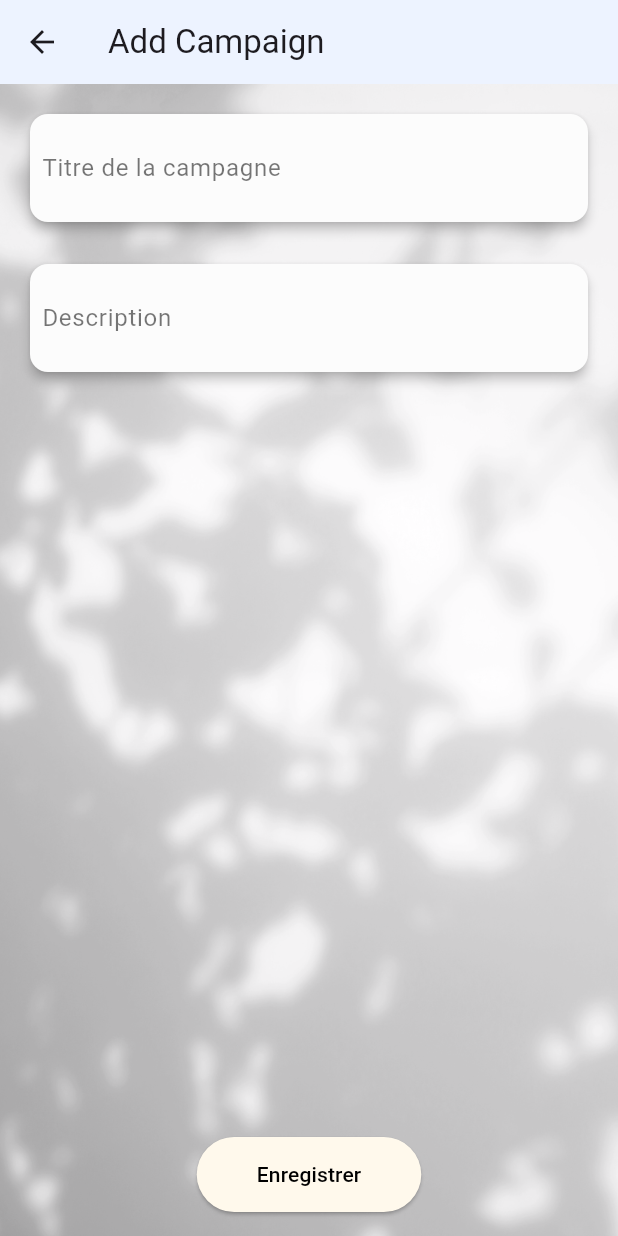
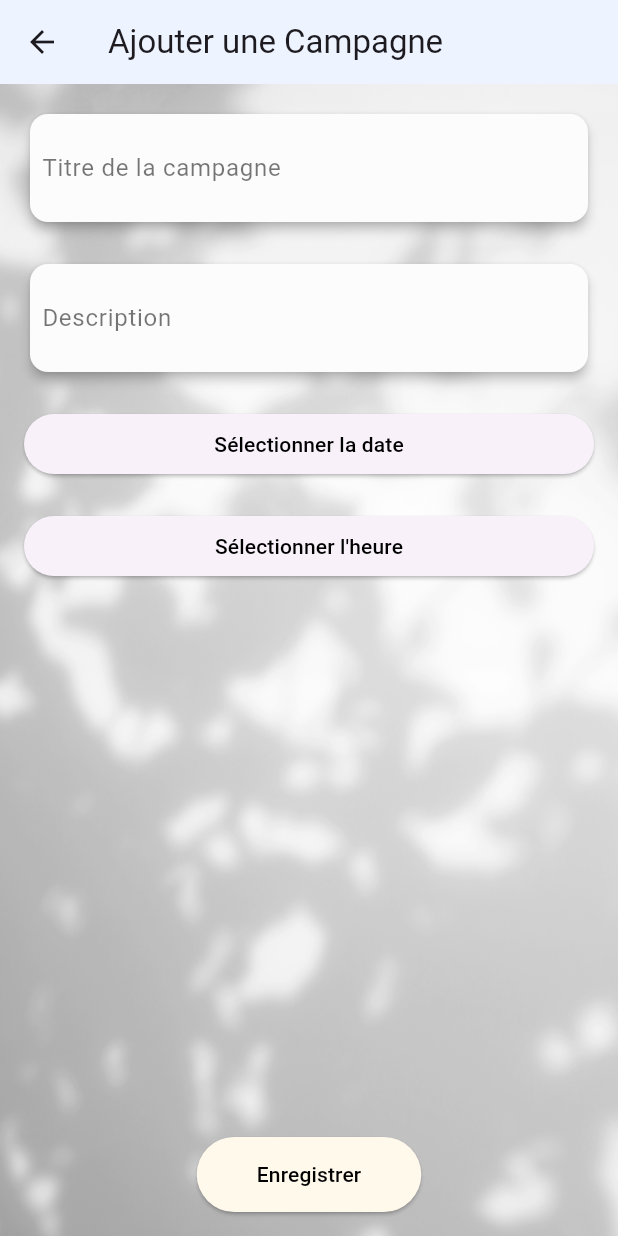
Before and after one commit to EmbeddedDungeon/Hackathon_Frontend, a Flutter app: the AddCampaign screen opened directly, on a phone screen of 412 x 824 dp. Run offline on Flutter 3.47's test engine with Material 3 defaults, Android fonts, the phone set to English and light mode, and no system bars; our stand-ins replace firebase_auth, firebase_core, flutter_compass, flutter_map, geolocator, image_picker and 1 more; missing offline and left inert: flutter_map_marker_cluster; accounts and stored records are empty.

Commit message:
add campaign date + time

```diff
--- a/lib/AddCampaignScreen.dart
+++ b/lib/AddCampaignScreen.dart
@@ -1,5 +1,5 @@
 import 'dart:convert';
-
+import 'package:intl/intl.dart';
 import 'package:atlas_of_biodiversity/ListOfCampaignsScreen.dart';
 import 'package:flutter/material.dart';
 import 'package:latlong2/latlong.dart';
@@ -29,12 +29,12 @@ class AddCampaign extends StatefulWidget {
 }
 
 class _AddCampaignState extends State<AddCampaign> {
-  DateTime selectedDate = DateTime.now();
-  TimeOfDay selectedTime = TimeOfDay.now();
+  late DateTime? selectedDate = null;
+  late TimeOfDay? selectedTime = null;
   String animalName = '';
   LatLng? selectedLocation;
   List<XFile> images = [];
-  CampaignPostDto?  _campaignPostData;
+  CampaignPostDto? _campaignPostData;
 
   @override
   void initState() {
@@ -43,73 +43,71 @@ class _AddCampaignState extends State<AddCampaign> {
 
     super.initState();
     _campaignPostData = CampaignPostDto(
-      id: 1,
       chefDeFileId: 1,
       description: 'une campagne fictive',
       titre: 'Campagne Title',
-      heureDebut: {
-        'hour': 16,
-        'minute': 55,
-        'second': 0,
-      },
-      heureFin: {
-        'hour': 22,
-        'minute': 10,
-        'second': 0,
-      },
-      dateDebut: {
-        'day': 1,
-        'month': 1,
-        'year': 2023,
-      },
-      dateFin: {
-        'day': 4,
-        'month': 12,
-        'year': 2023,
-      },
+      // heureDebut: {
+      //   'hour': 16,
+      //   'minute': 55,
+      //   'second': 0,
+      // },
+      // heureFin: {
+      //   'hour': 22,
+      //   'minute': 10,
+      //   'second': 0,
+      // },
+      // dateDebut: {
+      //   'day': 1,
+      //   'month': 1,
+      //   'year': 2023,
+      // },
+      // dateFin: {
+      //   'day': 4,
+      //   'month': 12,
+      //   'year': 2023,
+      // },
     );
   }
 
   Future<void> _selectDate(BuildContext context) async {
-    final DateTime? picked = await showDatePicker(
+    final DateTime? pickedDate = await showDatePicker(
       context: context,
-      initialDate: selectedDate,
-      firstDate: DateTime(2000),
-      lastDate: DateTime(2101),
+      initialDate: DateTime.now(),
+      // initialDate: selectedDate,
+      firstDate: DateTime(2022),
+      lastDate: DateTime(2025),
     );
 
-    if (picked != null && picked != selectedDate) {
+    if (pickedDate != null && pickedDate != selectedDate) {
       setState(() {
-        selectedDate = picked;
-      });
-    }
-
-    // if (picked != null && picked != selectedDate) {
-    //   setState(() {
-    //     selectedDate = picked;
-    //     _campaignPostData?.date = {
-    //       'day': picked.day,
-    //       'month': picked.month,
-    //       'year': picked.year,
-    //     };
-    //   });
-    // }
-  }
-
-
-  Future<void> _selectTime(BuildContext context) async {
-    final TimeOfDay? picked = await showTimePicker(
-      context: context,
-      initialTime: selectedTime,
-    );
-
-    if (picked != null && picked != selectedTime) {
-      setState(() {
-        selectedTime = picked;
+        selectedDate = pickedDate;
+        _campaignPostData?.dateDebut = {
+          'day': pickedDate.day,
+          'month': pickedDate.month,
+          'year': pickedDate.year,
+        };
       });
     }
   }
 
+  Future<void> _selectTime(BuildContext context) async {
+    final TimeOfDay? pickedTime = await showTimePicker(
+      context: context,
+      initialTime: TimeOfDay.now(),
+      // initialTime: selectedTime,
+    );
+
+    if (pickedTime != null && pickedTime != selectedTime) {
+      setState(() {
+        selectedTime = pickedTime;
+        _campaignPostData?.heureDebut = {
+          'hour': pickedTime.hour,
+          'minute': pickedTime.minute,
+          'second': 0,
+        };
+      });
+    }
+  }
 
   Future<void> _saveCampaign() async {
     const String apiUrl = 'http://192.168.137.216:8080/campagne';
@@ -153,7 +151,7 @@ class _AddCampaignState extends State<AddCampaign> {
   Widget build(BuildContext context) {
     return Scaffold(
       appBar: AppBar(
-        title: Text('Add Campaign'),
+        title: Text('Ajouter une Campagne'),
         backgroundColor: Color.fromRGBO(237, 243, 255, 1.0),
       ),
       body: Container(
@@ -213,17 +211,40 @@ class _AddCampaignState extends State<AddCampaign> {
                   ),
                 ),
               ),
-
+              SizedBox(height: 20),
+              selectedDate != null
+                  ? Text(
+                'Date de début: ${DateFormat('yyyy-MM-dd').format(selectedDate!)}',
+                      style: TextStyle(fontSize: 16),
+                    )
+                  : SizedBox.shrink(),
+              ElevatedButton(
+                onPressed: () => _selectDate(context),
+                child: Text('Sélectionner la date', style: TextStyle(color: Colors.black)),
+              ),
+              SizedBox(height: 20),
+              selectedTime != null
+                  ? Text(
+                      'Heure de début: ${selectedTime!.format(context)}',
+                      style: TextStyle(fontSize: 16),
+                    )
+                  : SizedBox.shrink(),
+              ElevatedButton(
+                onPressed: () => _selectTime(context),
+                child: Text('Sélectionner l\'heure', style: TextStyle(color: Colors.black)),
+              ),
               SizedBox(height: 20),
               Expanded(
                 child: Align(
                   alignment: Alignment.bottomCenter,
                   child: ElevatedButton(
                     onPressed: _saveCampaign,
-                    child: Text('Enregistrer', style: TextStyle(color: Colors.black)),
+                    child: Text('Enregistrer',
+                        style: TextStyle(color: Colors.black)),
                     style: ElevatedButton.styleFrom(
                       primary: Color.fromRGBO(255, 249, 236, 1.0),
-                      padding: EdgeInsets.symmetric(horizontal: 40, vertical: 15),
+                      padding:
+                          EdgeInsets.symmetric(horizontal: 40, vertical: 15),
                     ),
                   ),
                 ),
@@ -234,6 +255,4 @@ class _AddCampaignState extends State<AddCampaign> {
       ),
     );
   }
-
-
 }
--- a/lib/assets/dto/CampaignPostDto.dart
+++ b/lib/assets/dto/CampaignPostDto.dart
@@ -1,27 +1,24 @@
 class CampaignPostDto {
-  late int id;
   late int chefDeFileId;
   late String description;
   late String titre;
-  late Map<String, int> heureDebut;
-  late Map<String, int> heureFin;
-  late Map<String, int> dateDebut;
-  late Map<String, int> dateFin;
+  late Map<String, int>? heureDebut;
+  late Map<String, int>? heureFin;
+  late Map<String, int>? dateDebut;
+  late Map<String, int>? dateFin;
 
   CampaignPostDto({
-    required this.id,
     required this.chefDeFileId,
     required this.description,
     required this.titre,
-    required this.heureDebut,
-    required this.heureFin,
-    required this.dateDebut,
-    required this.dateFin,
+    this.heureDebut,
+    this.heureFin,
+    this.dateDebut,
+    this.dateFin,
   });
 
   Map<String, dynamic> toJson() {
     return {
-      'id': id,
       'chefDeFileId': chefDeFileId,
       'description': description,
       'titre': titre,
--- a/pubspec.yaml
+++ b/pubspec.yaml
@@ -37,6 +37,8 @@ dependencies:
   sensors: any
   flutter_compass: any
   tcp_socket_connection: any
+  intl: ^0.17.0
+
 
   flutter_map_marker_cluster: any
 # The following adds the Cupertino Icons font to your application.
```
Also changed, not shown: pubspec.lock, 1 other file.
